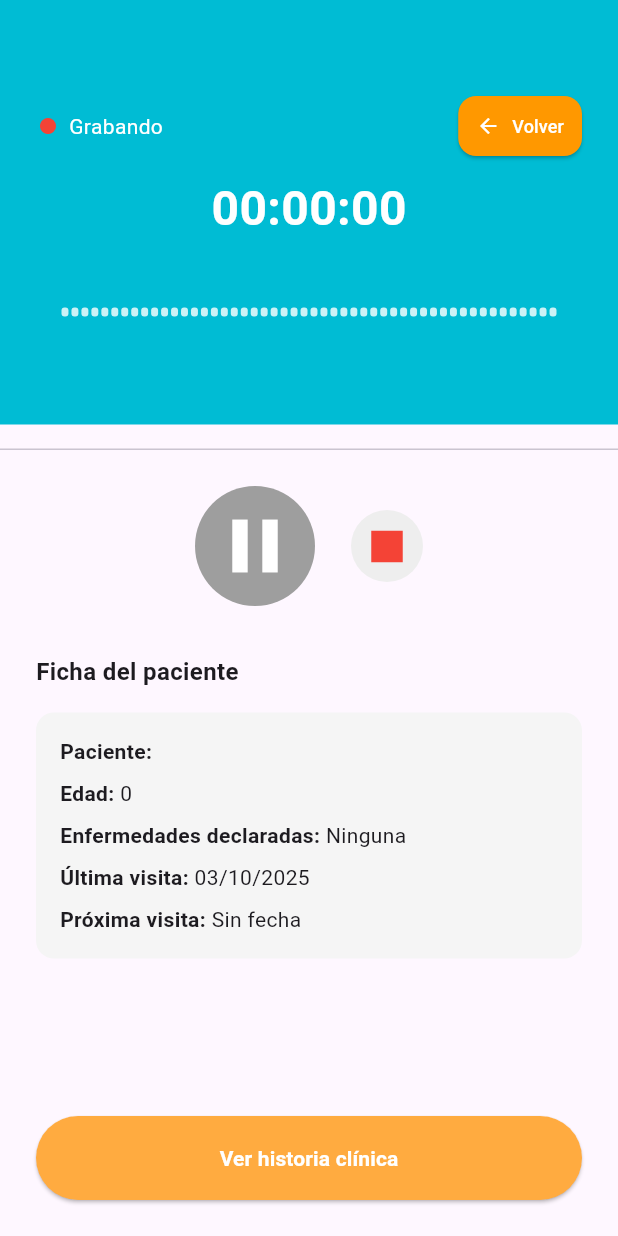
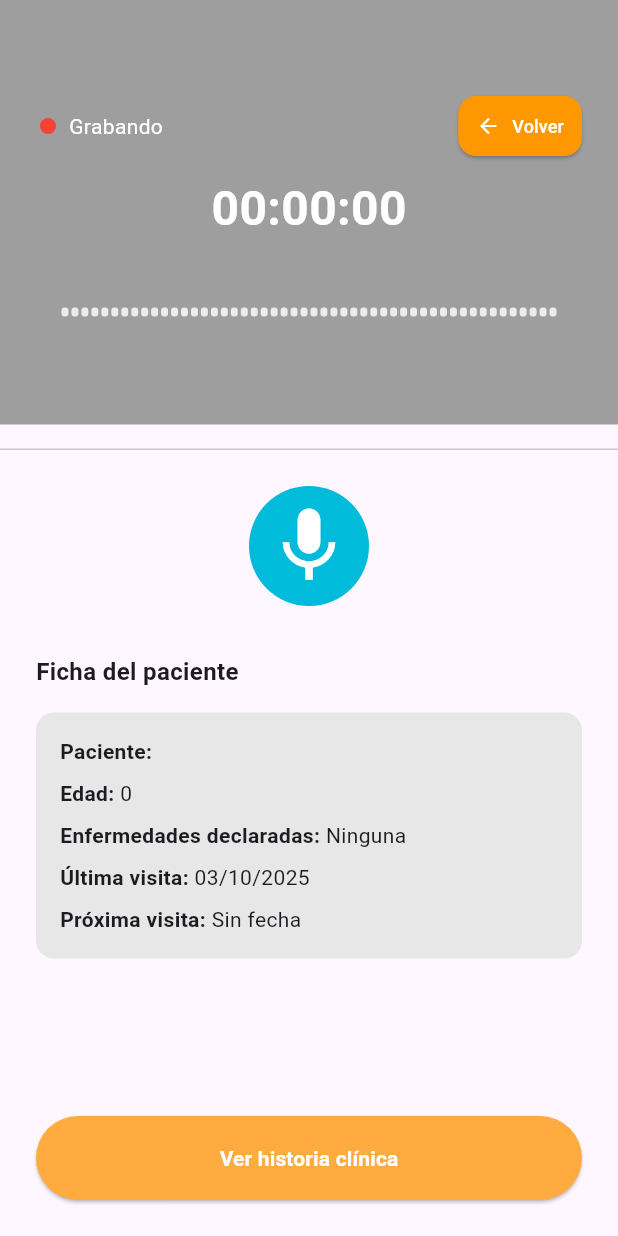
Before and after one commit to a-fernandez21/prueba_boton_grabar, a Flutter app: the AudioRecorderScreen screen opened directly with empty values, on a phone screen of 412 x 824 dp. Run offline on Flutter 3.47's test engine with Material 3 defaults, Android fonts, the phone set to English and light mode, and no system bars; our stand-ins replace permission_handler; missing offline and left inert: flutter_sound.

Commit message:
animaciones de botones

```diff
--- a/lib/main.dart
+++ b/lib/main.dart
@@ -3,6 +3,7 @@ import 'screens/grabadora_screen.dart';
 
 void main() {
   runApp(const MyApp());
+
 }
 
 class MyApp extends StatelessWidget {
--- a/lib/screens/audio_recorder_screen.dart
+++ b/lib/screens/audio_recorder_screen.dart
@@ -36,17 +36,12 @@ class _AudioRecorderScreenState extends State<AudioRecorderScreen> {
   void initState() {
     super.initState();
     _initRecorder();
-    _startRecordingAutomatically();
+    // No iniciar grabación automáticamente
+    // _startRecordingAutomatically();
   }
 
   Future<void> _initRecorder() async {
     await _audioService.initialize();
-  }
-
-  Future<void> _startRecordingAutomatically() async {
-    // Iniciar grabación automáticamente al entrar a la pantalla
-    await Future.delayed(const Duration(milliseconds: 800));
-    _startRecording();
   }
 
   void _startTimer() {
@@ -68,21 +63,28 @@ class _AudioRecorderScreenState extends State<AudioRecorderScreen> {
     // Suscribirse al stream de amplitud del grabador
     _recorderSubscription = _audioService.recorder.onProgress?.listen((e) {
       if (!_isPaused && mounted) {
-        // Obtener decibelios (típicamente entre -160 dB (silencio) y 0 dB (máximo))
-        final decibels = e.decibels ?? -160.0;
+        // flutter_sound reporta valores POSITIVOS en el rango 0-120 dB
+        // donde valores bajos = silencio y valores altos = sonido fuerte
+        final decibels = e.decibels ?? 0.0;
 
-        // Normalizar decibelios a un rango de 0.1 a 1.0
-        // -60 dB o menos = 0.1 (silencio)
-        // -20 dB o más = 1.0 (voz fuerte)
+        // Normalizar a un rango de 0.05 a 1.0 usando la escala positiva
+        // 0-45 dB = silencio/ruido ambiente → 0.05 (ondas casi invisibles)
+        // 65+ dB = voz muy fuerte → 1.0 (ondas al máximo)
         double normalizedAmplitude;
-        if (decibels <= -60) {
-          normalizedAmplitude = 0.1;
-        } else if (decibels >= -20) {
+
+        if (decibels <= 45) {
+          // Silencio o ruido ambiente bajo
+          normalizedAmplitude = 0.05;
+        } else if (decibels >= 65) {
+          // Voz fuerte
           normalizedAmplitude = 1.0;
         } else {
-          // Interpolación lineal entre -60 y -20 dB
-          normalizedAmplitude = 0.1 + ((decibels + 60) / 40) * 0.9;
+          // Interpolación lineal entre 45 y 65 dB (rango de 20 dB)
+          normalizedAmplitude = 0.05 + ((decibels - 45) / 20) * 0.95;
         }
+
+        // Debug detallado
+        print('🎤 dB: $decibels → Amplitud: ${normalizedAmplitude.toStringAsFixed(2)} → Altura: ${(60 * normalizedAmplitude).toStringAsFixed(1)}px');
 
         setState(() {
           _currentAmplitude = normalizedAmplitude;
@@ -105,13 +107,10 @@ class _AudioRecorderScreenState extends State<AudioRecorderScreen> {
   }
 
   void _pauseWaveAnimation() {
-    // Cancelar suscripción cuando está pausado
+    // Cancelar suscripción cuando está pausado, pero mantener las ondas visibles
     _recorderSubscription?.cancel();
     _recorderSubscription = null;
-    setState(() {
-      _waveHeights = List.generate(50, (_) => 0.1);
-      _currentAmplitude = 0.0;
-    });
+    // NO resetear _waveHeights ni _currentAmplitude para mantener el estado visual
   }
 
   String _formatTime(int seconds) {
@@ -175,6 +174,31 @@ class _AudioRecorderScreenState extends State<AudioRecorderScreen> {
     }
   }
 
+  Future<void> _discardRecording() async {
+    // Detener la grabación sin guardar
+    _stopTimer();
+    _stopWaveAnimation();
+    await _audioService.stopRecording();
+
+    setState(() {
+      _isRecording = false;
+      _isPaused = false;
+      _seconds = 0;
+    });
+
+    if (mounted) {
+      ScaffoldMessenger.of(context).showSnackBar(
+        const SnackBar(
+          content: Text('Grabación descartada'),
+          duration: Duration(seconds: 2),
+        ),
+      );
+
+      // Volver a la pantalla anterior
+      Navigator.pop(context);
+    }
+  }
+
   void _minimizeRecording() {
     // Volver a la pantalla anterior sin detener la grabación
     Navigator.pop(context);
@@ -193,7 +217,7 @@ class _AudioRecorderScreenState extends State<AudioRecorderScreen> {
     return Scaffold(
       body: Column(
         children: [
-          // Sección azul superior
+          // Sección superior (gris inicial/pausado, cyan cuando graba)
           Container(
             width: double.infinity,
             padding: const EdgeInsets.only(
@@ -202,7 +226,7 @@ class _AudioRecorderScreenState extends State<AudioRecorderScreen> {
               right: 24,
               bottom: 16,
             ),
-            color: Colors.cyan,
+            color: _isRecording && !_isPaused ? Colors.cyan : Colors.grey,
             child: Column(
               crossAxisAlignment: CrossAxisAlignment.start,
               children: [
@@ -310,12 +334,42 @@ class _AudioRecorderScreenState extends State<AudioRecorderScreen> {
             mainAxisAlignment: MainAxisAlignment.center,
             crossAxisAlignment: CrossAxisAlignment.center,
             children: [
-              // Botón Pausa/Reanudar/Grabar
+              // Botón Descartar (pequeño) - Con animación
+              AnimatedScale(
+                scale: _isRecording ? 1.0 : 0.0,
+                duration: const Duration(milliseconds: 750),
+                curve: Curves.easeOutBack,
+                child: AnimatedOpacity(
+                  opacity: _isRecording ? 1.0 : 0.0,
+                  duration: const Duration(milliseconds: 750),
+                  child: Container(
+                    width: 48,
+                    height: 48,
+                    decoration: BoxDecoration(
+                      color: const Color.fromARGB(255, 231, 231, 231),
+                      shape: BoxShape.circle,
+                    ),
+                    child: IconButton(
+                      onPressed: _isRecording ? _discardRecording : null,
+                      icon: const Icon(
+                        Icons.delete_outline,
+                        color: Colors.red,
+                        size: 42,
+                      ),
+                      padding: EdgeInsets.zero,
+                    ),
+                  ),
+                ),
+              ),
+              SizedBox(width: _isRecording ? 24 : 0),
+              // Botón Iniciar/Pausa/Reanudar
               Container(
                 width: 80, // tamaño del boton
                 height: 80,
                 decoration: BoxDecoration(
-                  color: _isPaused ? const Color(0xFF00BBDA) : Colors.grey,
+                  color: _isRecording && !_isPaused
+                      ? Color.fromARGB(255, 231, 231, 231)
+                      : const Color(0xFF00BBDA),
                   shape: BoxShape.circle,
                 ),
                 child: IconButton(
@@ -329,29 +383,38 @@ class _AudioRecorderScreenState extends State<AudioRecorderScreen> {
                     }
                   },
                   icon: Icon(
-                    _isPaused ? Icons.play_arrow : Icons.pause,
-                    color: Colors.white,
+                    (!_isRecording || _isPaused)
+                        ? Icons.mic
+                        : Icons.pause,
+                    color: (!_isRecording || _isPaused)
+                        ? Colors.white
+                        : Colors.black,
                     size: 60, // tamaño del icono
                   ),
                 ),
               ),
-              const SizedBox(width: 24),
-              // Botón Detener (más pequeño)
-              Container(
+              SizedBox(width: _isRecording ? 24 : 0),
+              // Botón Detener (más pequeño) - Con animación
+              AnimatedScale(
+                scale: _isRecording ? 1.0 : 0.0,
+                duration: const Duration(milliseconds: 750),
+                curve: Curves.easeOutBack,
+                child: AnimatedOpacity(
+                  opacity: _isRecording ? 1.0 : 0.0,
+                  duration: const Duration(milliseconds: 750),
+                  child: Container(
                     width: 48,
                     height: 48,
                     decoration: BoxDecoration(
-                  color: Colors.grey.shade200,
+                      color: const Color.fromARGB(255, 231, 231, 231),
                       shape: BoxShape.circle,
                     ),
                     child: IconButton(
                       onPressed: _stopRecording,
-                  icon: const Icon(
-                    Icons.stop,
-                    color: Colors.red,
-                    size: 42,
+                      icon: const Icon(Icons.stop, color: Colors.red, size: 42),
+                      padding: EdgeInsets.zero,
                     ),
-                  padding: EdgeInsets.zero,
+                  ),
                 ),
               ),
             ],
@@ -374,7 +437,7 @@ class _AudioRecorderScreenState extends State<AudioRecorderScreen> {
                   width: double.infinity,
                   padding: const EdgeInsets.all(16),
                   decoration: BoxDecoration(
-                    color: Colors.grey.shade100,
+                    color: Color.fromARGB(255,231,231,231),
                     borderRadius: BorderRadius.circular(12),
                   ),
                   child: Column(
```
Also changed, not shown: lib/services/audio_recorder_service.dart (+6 -2 lines). Lines whose indentation alone changed are shown as unchanged.
